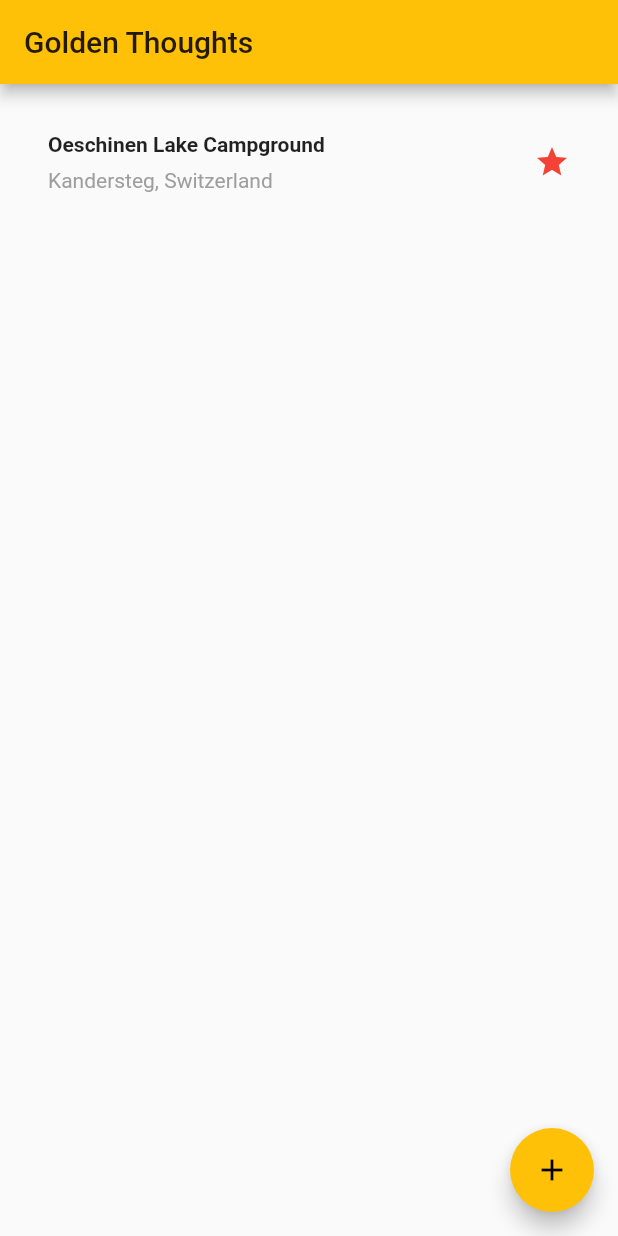
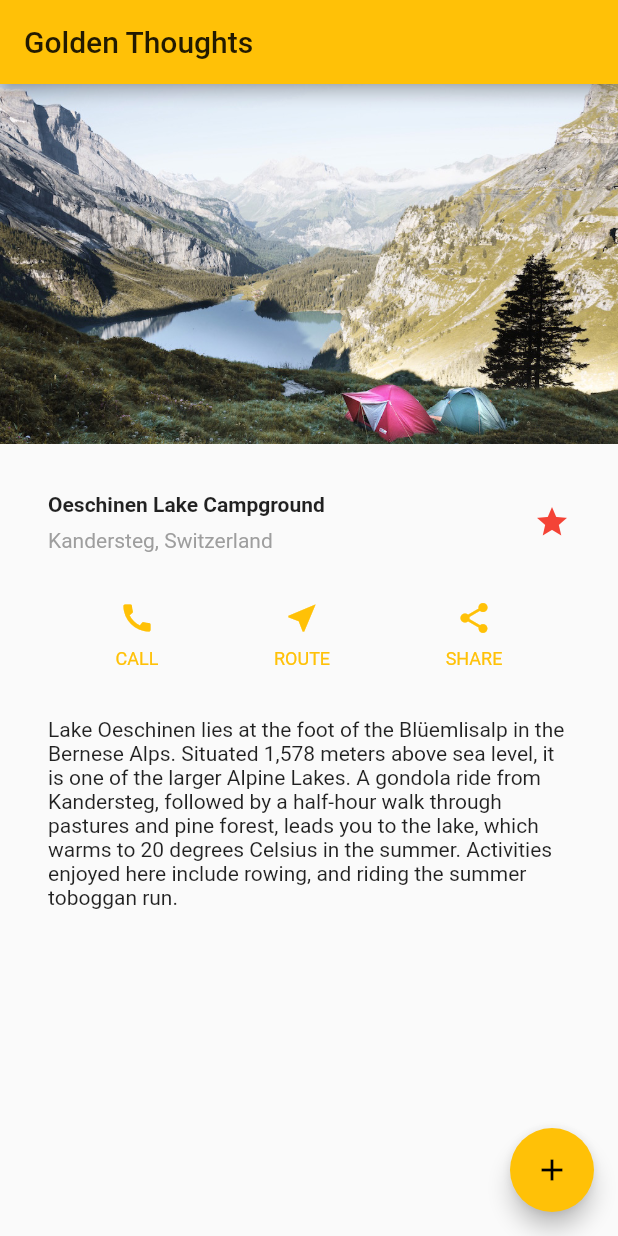
Before and after one commit to ndrwtrsk/golden_thoughts, a Flutter app: the screen it shows after launch, on a phone screen of 412 x 824 dp. Run offline on Flutter 3.47's test engine with Material 2 defaults, Android fonts, the phone set to English and light mode, and no system bars.

Commit message:
Add image to training layout

```diff
--- a/lib/main.dart
+++ b/lib/main.dart
@@ -39,8 +39,13 @@ class _MyHomePageState extends State<MyHomePage> {
       appBar: AppBar(
         title: Text(widget.title),
       ),
-      body: Column(
-        children: [_buildTitleSection()],
+      body: ListView(
+        children: <Widget>[
+          _buildImage(),
+          _buildTitleSection(),
+          _buildButtonSection(),
+          _buildTextSection(),
+        ],
       ),
       floatingActionButton: FloatingActionButton(
         onPressed: _incrementCounter,
@@ -49,6 +54,9 @@ class _MyHomePageState extends State<MyHomePage> {
       ),
     );
   }
+
+  Image _buildImage() => Image.asset('images/lake.jpg',
+      width: 600, height: 240, fit: BoxFit.cover);
 
   Widget _buildTitleSection() => Container(
         padding: const EdgeInsets.all(32),
@@ -79,4 +87,49 @@ class _MyHomePageState extends State<MyHomePage> {
           ],
         ),
       );
+
+  Widget _buildButtonSection() {
+    var color = Theme.of(context).primaryColor;
+    return Container(
+      child: Row(
+        mainAxisAlignment: MainAxisAlignment.spaceEvenly,
+        children: <Widget>[
+          _buildButtonColumn(color, Icons.call, 'CALL'),
+          _buildButtonColumn(color, Icons.near_me, 'ROUTE'),
+          _buildButtonColumn(color, Icons.share, 'SHARE'),
+        ],
+      ),
+    );
+  }
+
+  Column _buildButtonColumn(Color color, IconData icon, String label) {
+    return Column(
+      mainAxisSize: MainAxisSize.min,
+      mainAxisAlignment: MainAxisAlignment.center,
+      children: <Widget>[
+        Icon(icon, color: color),
+        Container(
+          margin: const EdgeInsets.only(top: 8),
+          child: Text(
+            label,
+            style: TextStyle(
+                fontSize: 12, fontWeight: FontWeight.w400, color: color),
+          ),
+        )
+      ],
+    );
+  }
+
+  Widget _buildTextSection() => Container(
+        padding: const EdgeInsets.all(32),
+        child: Text(
+          'Lake Oeschinen lies at the foot of the Blüemlisalp in the Bernese '
+          'Alps. Situated 1,578 meters above sea level, it is one of the '
+          'larger Alpine Lakes. A gondola ride from Kandersteg, followed by a '
+          'half-hour walk through pastures and pine forest, leads you to the '
+          'lake, which warms to 20 degrees Celsius in the summer. Activities '
+          'enjoyed here include rowing, and riding the summer toboggan run.',
+          softWrap: true,
+        ),
+      );
 }
```
Also changed, not shown: pubspec.yaml (+2 -50 lines), images/lake.jpg (added).
